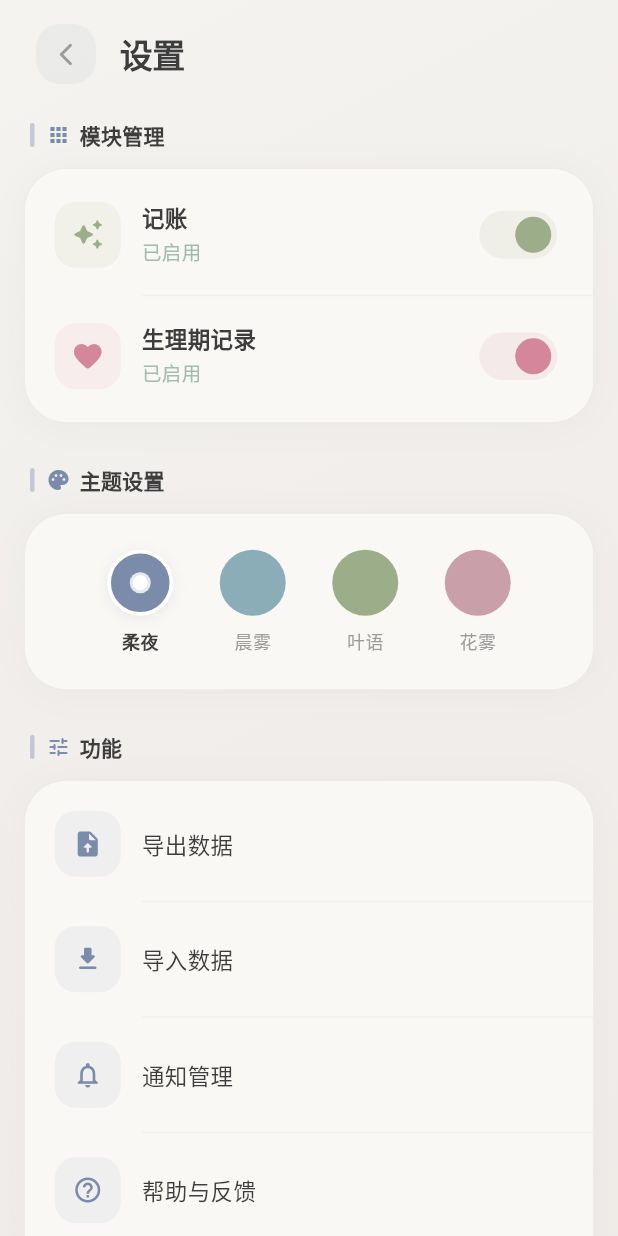
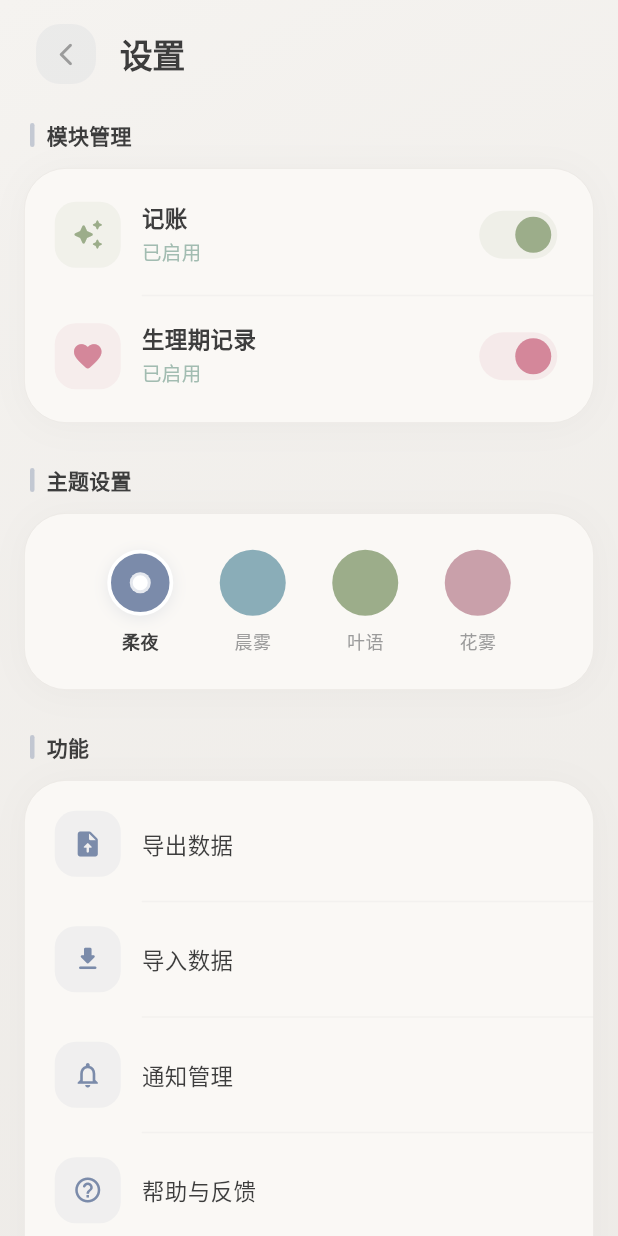
Before and after one commit to yudidayeye/assistance, a Flutter app: the SettingsPage screen opened by its route, on a phone screen of 412 x 824 dp. Run offline on Flutter 3.47's test engine with Material 3 defaults, Android fonts, the phone set to English and light mode, and no system bars; our stand-ins replace fl_chart, go_router, google_fonts, sqflite_common_ffi; accounts and stored records are empty.

Commit message:
style: 移除设置页分区标题的图标，仅保留强调色竖条
Co-Authored-By: Claude <noreply@anthropic.com>

```diff
--- a/lib/core/settings/settings_page.dart
+++ b/lib/core/settings/settings_page.dart
@@ -48,7 +48,6 @@ class _SettingsPageState extends State<SettingsPage> {
               _SectionLabel(
                 appTheme: appTheme,
                 title: '模块管理',
-                icon: Icons.apps_rounded,
               ),
               _SectionCard(
                 appTheme: appTheme,
@@ -71,7 +70,6 @@ class _SettingsPageState extends State<SettingsPage> {
               _SectionLabel(
                 appTheme: appTheme,
                 title: '主题设置',
-                icon: Icons.palette_rounded,
               ),
               _SectionCard(
                 appTheme: appTheme,
@@ -84,7 +82,6 @@ class _SettingsPageState extends State<SettingsPage> {
               _SectionLabel(
                 appTheme: appTheme,
                 title: '功能',
-                icon: Icons.tune_rounded,
               ),
               _SectionCard(
                 appTheme: appTheme,
@@ -123,7 +120,6 @@ class _SettingsPageState extends State<SettingsPage> {
               _SectionLabel(
                 appTheme: appTheme,
                 title: '关于',
-                icon: Icons.info_outline_rounded,
               ),
               _SectionCard(
                 appTheme: appTheme,
@@ -832,16 +828,14 @@ class _SettingsPageState extends State<SettingsPage> {
 // 扁平组件：分区标签 + 卡片容器
 // ═════════════════════════════════════════════════════════════════
 
-/// 分区标签 — 强调色竖条 + 图标 + 文字，置于卡片上方
+/// 分区标签 — 强调色竖条 + 文字，置于卡片上方
 class _SectionLabel extends StatelessWidget {
   final AppThemeExtension appTheme;
   final String title;
-  final IconData icon;
 
   const _SectionLabel({
     required this.appTheme,
     required this.title,
-    required this.icon,
   });
 
   @override
@@ -860,8 +854,6 @@ class _SectionLabel extends StatelessWidget {
             ),
           ),
           SizedBox(width: appTheme.spaceSm),
-          Icon(icon, size: 16, color: appTheme.primary),
-          const SizedBox(width: 6),
           Text(
             title,
             style: TextStyle(
```
Also changed, not shown: 1 other file.
